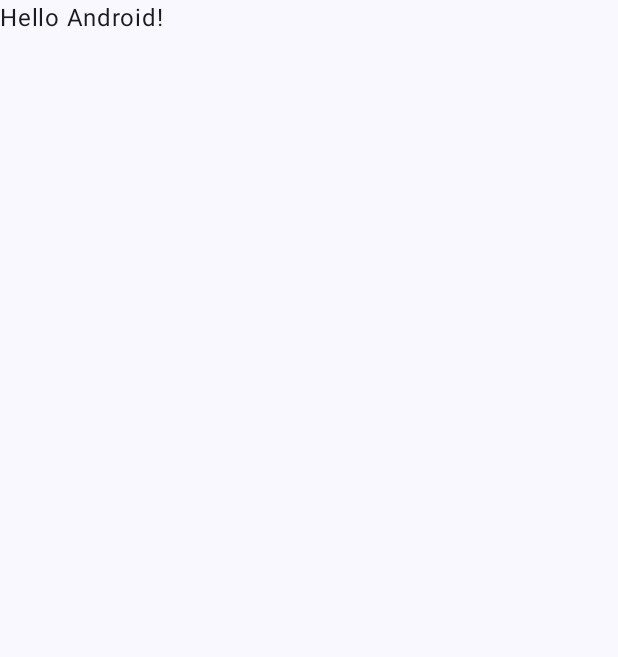
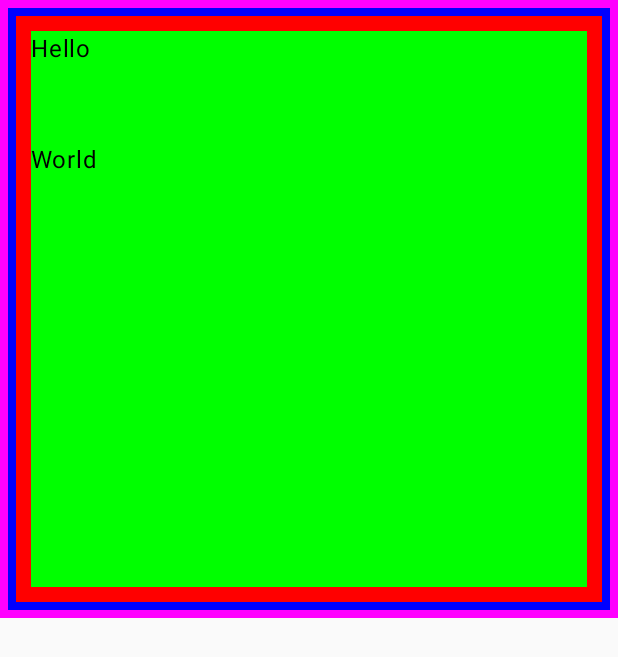
Before and after one commit to briangabini/Android-Jetpack-Compose, an Android app built with Jetpack Compose: the screen it shows after launch (MainActivity), on a phone screen of 412 x 824 dp. Before the commit the part shown is almost empty. Shown: the top 657 px of the screen. Run offline under Robolectric (Android 15) with nearby library versions, the phone set to English and light mode, and no system bars.

Commit message:
feat: complete lesson

```diff
--- a/app/src/main/java/com/bgcoding/androidjetpackcompose/MainActivity.kt
+++ b/app/src/main/java/com/bgcoding/androidjetpackcompose/MainActivity.kt
@@ -4,44 +4,68 @@ import android.os.Bundle
 import androidx.activity.ComponentActivity
 import androidx.activity.compose.setContent
 import androidx.activity.enableEdgeToEdge
+import androidx.compose.foundation.background
+import androidx.compose.foundation.border
+import androidx.compose.foundation.clickable
+import androidx.compose.foundation.layout.Column
+import androidx.compose.foundation.layout.Spacer
+import androidx.compose.foundation.layout.fillMaxHeight
 import androidx.compose.foundation.layout.fillMaxSize
+import androidx.compose.foundation.layout.fillMaxWidth
+import androidx.compose.foundation.layout.height
+import androidx.compose.foundation.layout.offset
 import androidx.compose.foundation.layout.padding
+import androidx.compose.foundation.layout.requiredWidth
+import androidx.compose.foundation.layout.width
 import androidx.compose.material3.Scaffold
 import androidx.compose.material3.Text
 import androidx.compose.runtime.Composable
 import androidx.compose.ui.Modifier
+import androidx.compose.ui.graphics.Color
 import androidx.compose.ui.tooling.preview.Preview
+import androidx.compose.ui.unit.dp
 import com.bgcoding.androidjetpackcompose.ui.theme.AndroidJetpackComposeTheme
 
 class MainActivity : ComponentActivity() {
     override fun onCreate(savedInstanceState: Bundle?) {
         super.onCreate(savedInstanceState)
-        enableEdgeToEdge()
         setContent {
             AndroidJetpackComposeTheme {
-                Scaffold(modifier = Modifier.fillMaxSize()) { innerPadding ->
-                    Greeting(
-                        name = "Android",
-                        modifier = Modifier.padding(innerPadding)
-                    )
+                Column(
+                    modifier = Modifier
+                        .background(Color.Green)
+                        .fillMaxHeight(0.5f)
+                        .fillMaxWidth()
+                        .border(5.dp, Color.Magenta)
+                        .padding(5.dp)
+                        .border(5.dp, Color.Blue)
+                        .padding(5.dp)
+                        .border(10.dp, Color.Red)
+                        .padding(10.dp)
+                ) {
+                    Text("Hello", modifier = Modifier)
+                    Spacer(modifier = Modifier.height(50.dp))
+                    Text("World")
                 }
             }
         }
     }
 }
 
-@Composable
-fun Greeting(name: String, modifier: Modifier = Modifier) {
-    Text(
-        text = "Hello $name!",
-        modifier = modifier
-    )
-}
-
 @Preview(showBackground = true)
 @Composable
-fun GreetingPreview() {
+fun DefaultPreview() {
     AndroidJetpackComposeTheme {
-        Greeting("Android")
+        Column(
+            modifier = Modifier
+                .background(Color.Green)
+                .fillMaxHeight(0.5f)
+                .fillMaxWidth()
+                .padding(16.dp)
+        ) {
+            Text("Hello", modifier = Modifier
+                .offset(50.dp, 20.dp))
+            Text("World")
+        }
     }
 }
```
